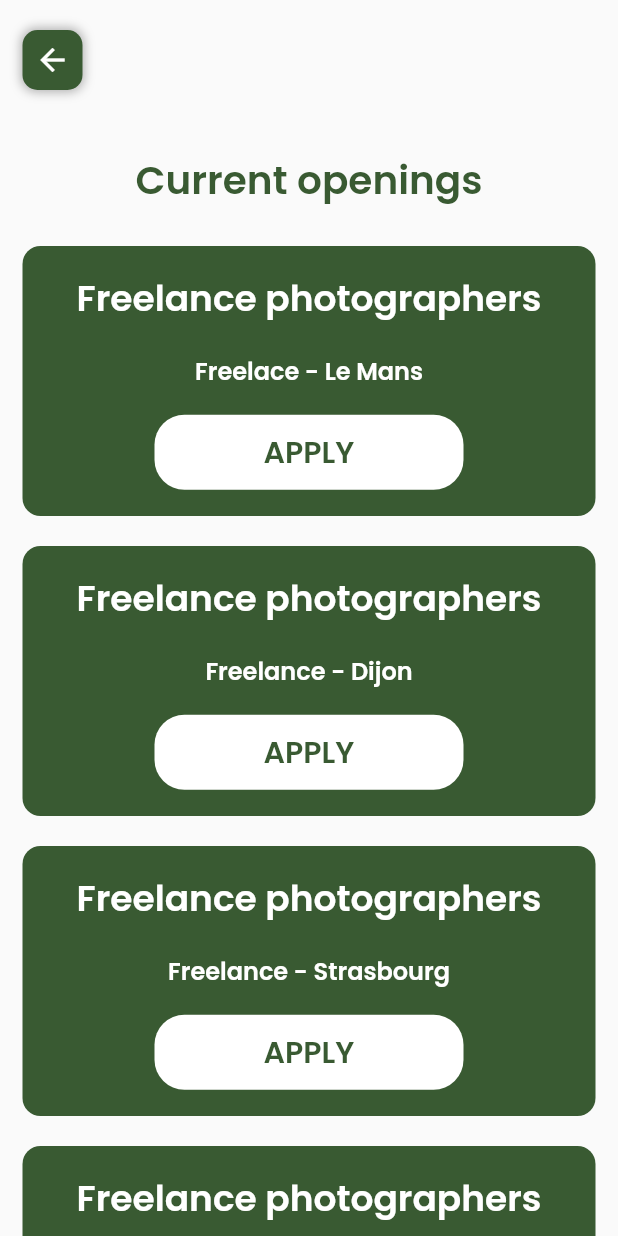
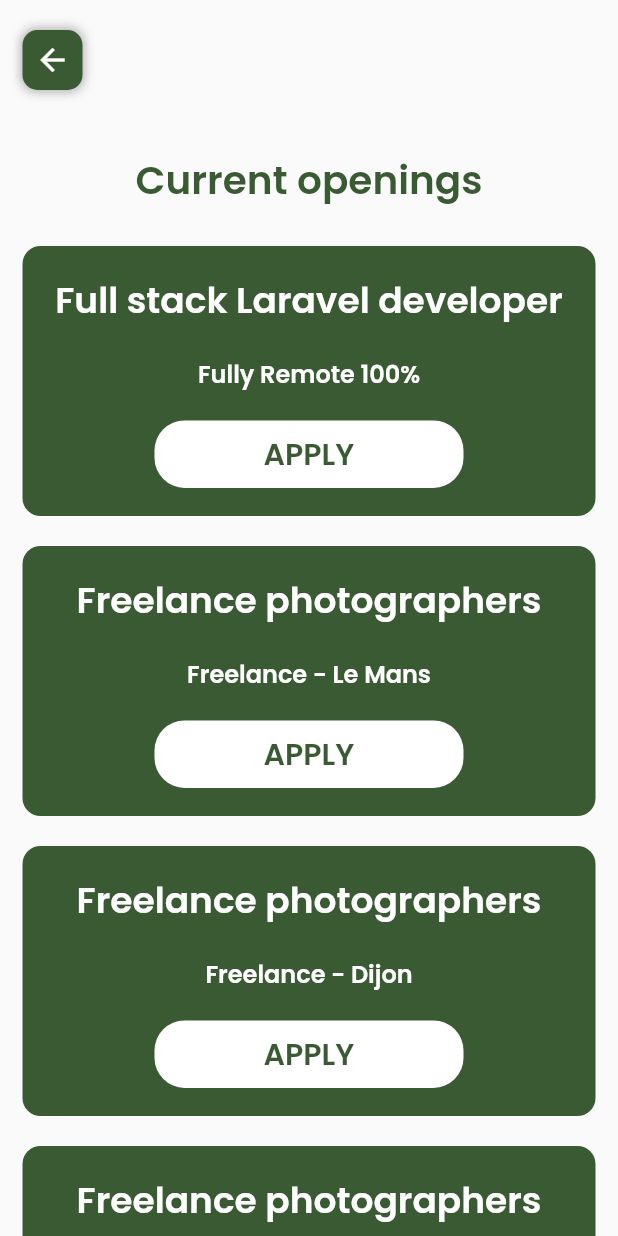
Before and after one commit to Lambertn33/car-and-classic-job-board, a Flutter app: the screen it shows after launch, after a tap on "View openings", on a phone screen of 412 x 824 dp. Run offline on Flutter 3.47's test engine with Material 2 defaults, Android fonts, the phone set to English and light mode, and no system bars.

Commit message:
chore: clean

```diff
--- a/lib/screens/openings/openings.dart
+++ b/lib/screens/openings/openings.dart
@@ -74,7 +74,7 @@ class _OpeningsListPageState extends State<OpeningsListPage> {
               const SizedBox(
                 height: 15,
               ),
-              for (var i = 1; i < openingsList.length; i++)
+              for (var i = 0; i < openingsList.length; i++)
                 OpeningCardWidget(
                   openingDetails: openingsList[i],
                 ),
--- a/lib/services/openings.services.dart
+++ b/lib/services/openings.services.dart
@@ -25,7 +25,7 @@ class OpeningsServices {
               'You will be confident enough to self-organise and to work strongly from your own initiative. You will be happy to speak to people from all corners of the classic and specialist car world, from home-based enthusiasts to specialist dealers with stock valued at millions. And, on that note, you will be as engaged and as invested in shooting a Morris Minor as you would be a Merak.'
               'You will be a skilled photographer, with the ability to demonstrate this with past work in the automotive field; regrettably, we cannot consider photographers without an automotive portfolio. You’ll have a consistent and thoughtful approach to your work and a very good understanding of the principles of vehicle photography, able to deliver accurate and informative images. This will rely also on your vehicle knowledge, as you’ll be expected to photograph all the important details of a particular vehicle.'
               'Above all, however, you’ll be someone looking to join a great team of enthusiasts who are shaking up the classic and specialist car market. Car & Classic is a household name now, and we want people to come on this exciting journey with us.',
-          location: 'Freelace - Le Mans'),
+          location: 'Freelance - Le Mans'),
       Opening(
           id: uuid.v4(),
           title: 'Freelance photographers',
--- a/lib/widgets/openingCardWidget.dart
+++ b/lib/widgets/openingCardWidget.dart
@@ -35,7 +35,7 @@ class _OpeningCardWidgetState extends State<OpeningCardWidget> {
             ),
             InkWell(
               child: Container(
-                height: 50,
+                height: 45,
                 alignment: Alignment.center,
                 width: MediaQuery.of(context).size.width / 2,
                 decoration: BoxDecoration(
@@ -46,7 +46,7 @@ class _OpeningCardWidgetState extends State<OpeningCardWidget> {
                   style: TextStyle(fontSize: 20, color: Constants.primaryColor),
                 ),
               ),
-            )
+            ),
           ],
         ),
       ),
```
